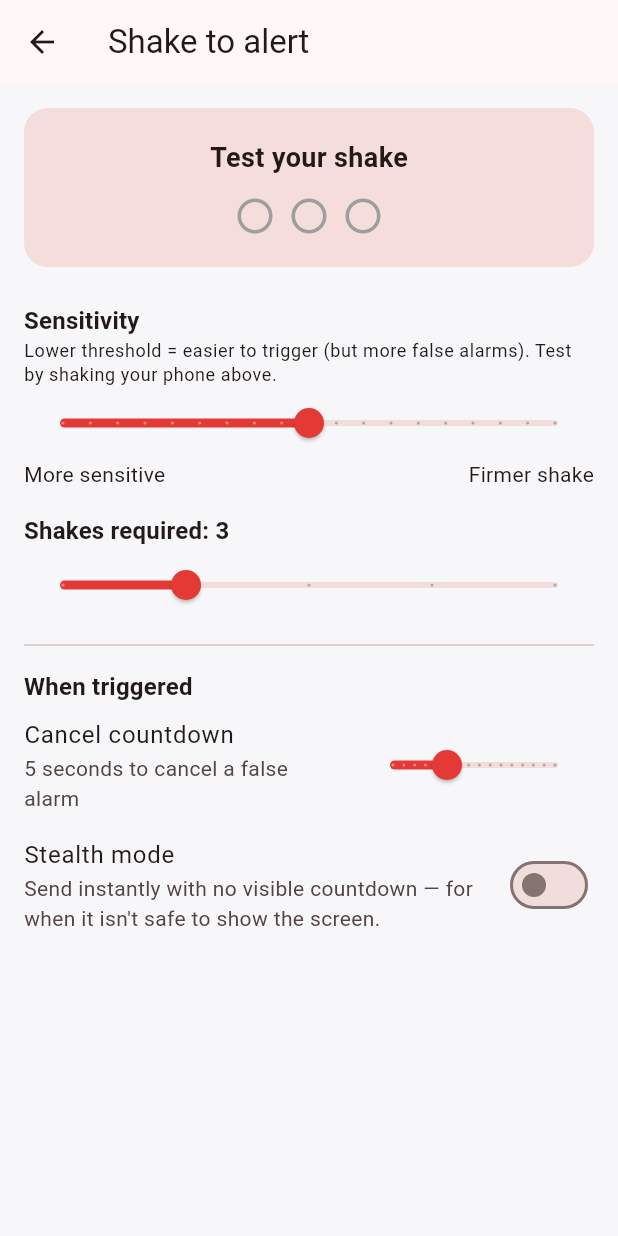
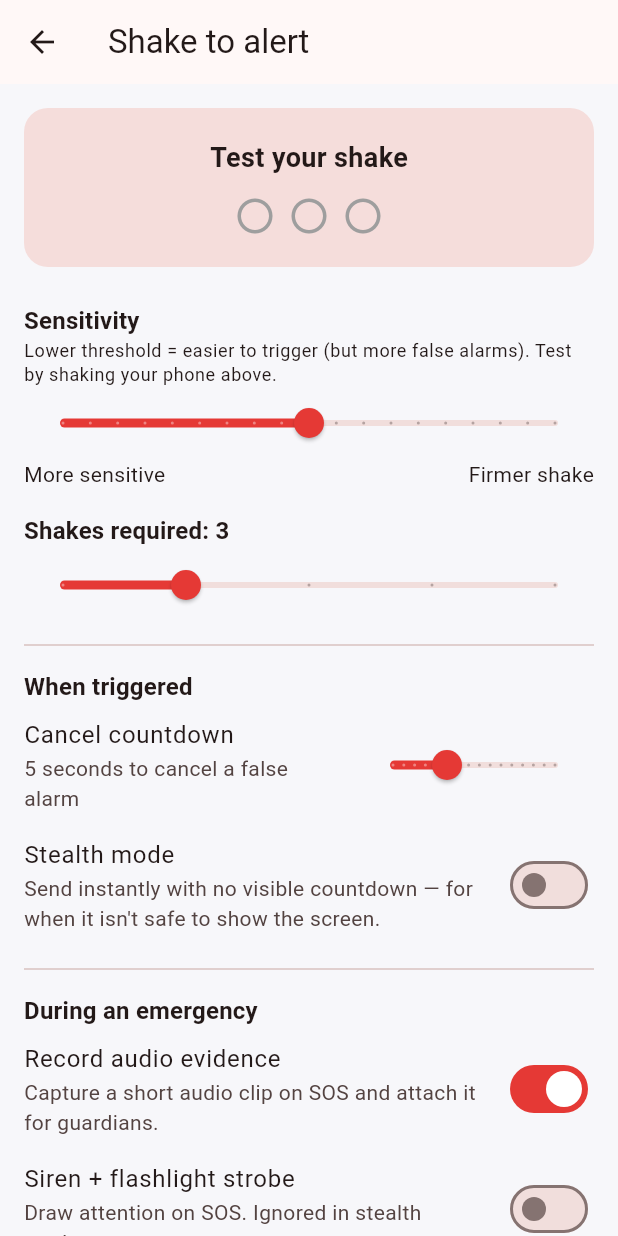
Before and after one commit to Yash01052002/Safety, a Flutter app: the screen it shows once a user with an empty profile is signed in, after a tap on the "tune" icon, on a phone screen of 412 x 824 dp. Run offline on Flutter 3.47's test engine with Material 3 defaults, Android fonts, the phone set to English and light mode, and no system bars; our stand-ins replace app_links, audioplayers, battery_plus, cloud_firestore, firebase_auth, firebase_core and 9 more; missing offline and left inert: flutter_background_service, quick_actions, record, torch_light; accounts and stored records are empty.

Commit message:
Phase 4: escalation, media evidence, guardian acknowledgment, siren
Makes an SOS richer and more actionable in a real emergency:
- Media evidence (MediaService): records a short audio clip (and can snap a
  photo) on SOS, uploads to Firebase Storage, attaches the URL to the event
  and mirrors it to the public track for guardians. Best-effort — never blocks
  or delays alert delivery
- Siren + flashlight strobe (AlarmService): opt-in loud response, ignored in
  stealth mode; manual silence control on the active-SOS view
- Guardian acknowledgment (Ack model): in-app map shows 'I'm on my way' /
  'Call police' for active SOS; responses stream back to the person in
  distress on their active view and mirror to the public track
- Escalation ladder (escalateUnacknowledged): every minute, active SOS events
  past their per-event grace period with no ack get an urgent re-ping to the
  next-priority contact, progressing tier by tier
- onAckCreated: notifies the user by push when a guardian responds
- SosSettings adds audio-capture, siren, and escalation-delay options with a
  'During an emergency' settings section; per-event escalation delay captured
  at trigger time (SosEvent.escalationMinutes)
- AlertGateway interface extended (attachMedia/watchAcks/acknowledge); both
  Firestore and console gateways implement it
- Security: storage.rules (owner-scoped media), firestore.rules for acks
  (guardian create) and media (owner only); firebase.json wires storage
- Permissions: RECORD_AUDIO/CAMERA/FLASHLIGHT (Android), camera/photo strings
  (iOS); assets/README documents the user-supplied siren.mp3

Cloud Function, JSON, manifest and plist all validated.

```diff
--- a/app/lib/core/models/sos_settings.dart
+++ b/app/lib/core/models/sos_settings.dart
@@ -18,12 +18,26 @@ class SosSettings {
   /// unsafe.
   final bool stealthMode;
 
+  /// Record short audio evidence on SOS and attach it for guardians.
+  final bool captureAudioOnSos;
+
+  /// Sound a loud siren + strobe the flashlight on SOS (opt-in; the inverse of
+  /// stealth — use to attract attention / deter).
+  final bool sirenOnSos;
+
+  /// Minutes to wait for a guardian acknowledgment before escalating to the
+  /// next-priority contact.
+  final int escalationMinutes;
+
   const SosSettings({
     this.shakeEnabled = true,
     this.thresholdG = 2.7,
     this.requiredShakes = 3,
     this.countdownSeconds = 5,
     this.stealthMode = false,
+    this.captureAudioOnSos = true,
+    this.sirenOnSos = false,
+    this.escalationMinutes = 3,
   });
 
   SosSettings copyWith({
@@ -32,6 +46,9 @@ class SosSettings {
     int? requiredShakes,
     int? countdownSeconds,
     bool? stealthMode,
+    bool? captureAudioOnSos,
+    bool? sirenOnSos,
+    int? escalationMinutes,
   }) {
     return SosSettings(
       shakeEnabled: shakeEnabled ?? this.shakeEnabled,
@@ -39,6 +56,9 @@ class SosSettings {
       requiredShakes: requiredShakes ?? this.requiredShakes,
       countdownSeconds: countdownSeconds ?? this.countdownSeconds,
       stealthMode: stealthMode ?? this.stealthMode,
+      captureAudioOnSos: captureAudioOnSos ?? this.captureAudioOnSos,
+      sirenOnSos: sirenOnSos ?? this.sirenOnSos,
+      escalationMinutes: escalationMinutes ?? this.escalationMinutes,
     );
   }
 
@@ -48,6 +68,9 @@ class SosSettings {
         'requiredShakes': requiredShakes,
         'countdownSeconds': countdownSeconds,
         'stealthMode': stealthMode,
+        'captureAudioOnSos': captureAudioOnSos,
+        'sirenOnSos': sirenOnSos,
+        'escalationMinutes': escalationMinutes,
       };
 
   factory SosSettings.fromMap(Map<String, dynamic> map) {
@@ -57,6 +80,9 @@ class SosSettings {
       requiredShakes: (map['requiredShakes'] as num?)?.toInt() ?? 3,
       countdownSeconds: (map['countdownSeconds'] as num?)?.toInt() ?? 5,
       stealthMode: map['stealthMode'] as bool? ?? false,
+      captureAudioOnSos: map['captureAudioOnSos'] as bool? ?? true,
+      sirenOnSos: map['sirenOnSos'] as bool? ?? false,
+      escalationMinutes: (map['escalationMinutes'] as num?)?.toInt() ?? 3,
     );
   }
 }
--- /dev/null
+++ b/app/lib/core/services/alarm_service.dart
@@ -0,0 +1,56 @@
+import 'dart:async';
+
+import 'package:audioplayers/audioplayers.dart';
+import 'package:flutter/foundation.dart';
+import 'package:torch_light/torch_light.dart';
+
+/// Loud, attention-grabbing response for an SOS: a looping siren plus a
+/// strobing flashlight. Opt-in (the inverse of stealth mode) — used to deter an
+/// attacker or draw help from nearby people.
+class AlarmService {
+  final AudioPlayer _player = AudioPlayer();
+  Timer? _strobe;
+  bool _torchOn = false;
+  bool get isActive => _strobe != null;
+
+  /// Start the siren + strobe. [sirenAsset] must be bundled in assets (declared
+  /// in pubspec under `flutter/assets`).
+  Future<void> start({String sirenAsset = 'assets/siren.mp3'}) async {
+    try {
+      await _player.setReleaseMode(ReleaseMode.loop);
+      await _player.play(AssetSource(sirenAsset.replaceFirst('assets/', '')));
+    } catch (e) {
+      debugPrint('siren failed: $e');
+    }
+    _startStrobe();
+  }
+
+  void _startStrobe() {
+    _strobe?.cancel();
+    _strobe = Timer.periodic(const Duration(milliseconds: 400), (_) async {
+      try {
+        _torchOn ? await TorchLight.disableTorch() : await TorchLight.enableTorch();
+        _torchOn = !_torchOn;
+      } catch (_) {
+        // No torch on this device — siren alone still runs.
+      }
+    });
+  }
+
+  Future<void> stop() async {
+    _strobe?.cancel();
+    _strobe = null;
+    try {
+      await _player.stop();
+      if (_torchOn) {
+        await TorchLight.disableTorch();
+        _torchOn = false;
+      }
+    } catch (_) {}
+  }
+
+  void dispose() {
+    _strobe?.cancel();
+    _player.dispose();
+  }
+}
--- a/app/lib/features/home/home_screen.dart
+++ b/app/lib/features/home/home_screen.dart
@@ -89,6 +89,8 @@ class _HomeScreenState extends State<HomeScreen> {
     // changes (didChangeDependencies is the correct place for that).
     final s = Provider.of<SettingsService>(context).settings;
     _shake.configure(thresholdG: s.thresholdG, requiredShakes: s.requiredShakes);
+    // A triggered SOS should use the latest media/siren/countdown prefs.
+    context.read<SosController>().settings = s;
   }
 
   void _onShake() {
@@ -241,7 +243,8 @@ class _ActiveView extends StatelessWidget {
 
   @override
   Widget build(BuildContext context) {
-    final sos = context.read<SosController>();
+    // Watch so acknowledgments stream in live.
+    final sos = context.watch<SosController>();
     return Column(
       mainAxisAlignment: MainAxisAlignment.center,
       children: [
@@ -261,7 +264,32 @@ class _ActiveView extends StatelessWidget {
           Text('Last: ${event.lat!.toStringAsFixed(4)}, '
               '${event.lng!.toStringAsFixed(4)}'),
         ],
-        const SizedBox(height: 32),
+
+        // Guardian responses as they come in.
+        if (sos.acks.isNotEmpty) ...[
+          const SizedBox(height: 20),
+          for (final ack in sos.acks.take(3))
+            Card(
+              color: AppTheme.safeGreen.withOpacity(0.12),
+              child: ListTile(
+                dense: true,
+                leading: const Icon(Icons.check_circle, color: AppTheme.safeGreen),
+                title: Text('${ack.guardianName}: ${ack.response.label}'),
+              ),
+            ),
+        ],
+
+        // Manual siren control while active.
+        if (sos.alarmService.isActive) ...[
+          const SizedBox(height: 12),
+          TextButton.icon(
+            icon: const Icon(Icons.volume_off),
+            label: const Text('Silence siren'),
+            onPressed: () => sos.alarmService.stop(),
+          ),
+        ],
+
+        const SizedBox(height: 24),
         FilledButton(
           style: FilledButton.styleFrom(backgroundColor: AppTheme.safeGreen),
           onPressed: sos.resolve,
--- a/app/lib/features/settings/shake_settings_screen.dart
+++ b/app/lib/features/settings/shake_settings_screen.dart
@@ -127,6 +127,45 @@ class _ShakeSettingsScreenState extends State<ShakeSettingsScreen> {
             value: s.stealthMode,
             onChanged: (v) => save(s.copyWith(stealthMode: v)),
           ),
+          const Divider(height: 32),
+
+          Text('During an emergency',
+              style: Theme.of(context).textTheme.titleMedium),
+          SwitchListTile(
+            contentPadding: EdgeInsets.zero,
+            title: const Text('Record audio evidence'),
+            subtitle: const Text(
+                'Capture a short audio clip on SOS and attach it for guardians.'),
+            value: s.captureAudioOnSos,
+            onChanged: (v) => save(s.copyWith(captureAudioOnSos: v)),
+          ),
+          SwitchListTile(
+            contentPadding: EdgeInsets.zero,
+            title: const Text('Siren + flashlight strobe'),
+            subtitle: const Text(
+                'Draw attention on SOS. Ignored in stealth mode.'),
+            value: s.sirenOnSos,
+            onChanged: (v) => save(s.copyWith(sirenOnSos: v)),
+          ),
+          ListTile(
+            contentPadding: EdgeInsets.zero,
+            title: const Text('Escalate if unanswered'),
+            subtitle: Text(
+                'Notify the next contact after ${s.escalationMinutes} min '
+                'with no response.'),
+            trailing: SizedBox(
+              width: 160,
+              child: Slider(
+                value: s.escalationMinutes.toDouble(),
+                min: 1,
+                max: 10,
+                divisions: 9,
+                label: '${s.escalationMinutes} min',
+                onChanged: (v) =>
+                    save(s.copyWith(escalationMinutes: v.round())),
+              ),
+            ),
+          ),
         ],
       ),
     );
```
Also changed, not shown: app/lib/core/models/ack.dart (added, +43 -0 lines), app/lib/core/models/sos_event.dart (+7 -0 lines), app/lib/core/services/console_alert_gateway.dart (+14 -0 lines), app/lib/core/services/firestore_alert_gateway.dart (+37 -0 lines), app/lib/core/services/media_service.dart (added, +68 -0 lines), app/lib/features/live/guardian_map_screen.dart (+73 -1 lines), app/lib/features/sos/sos_service.dart (+67 -1 lines), app/pubspec.yaml (+8 -0 lines), app/firebase.json, 7 other files.
